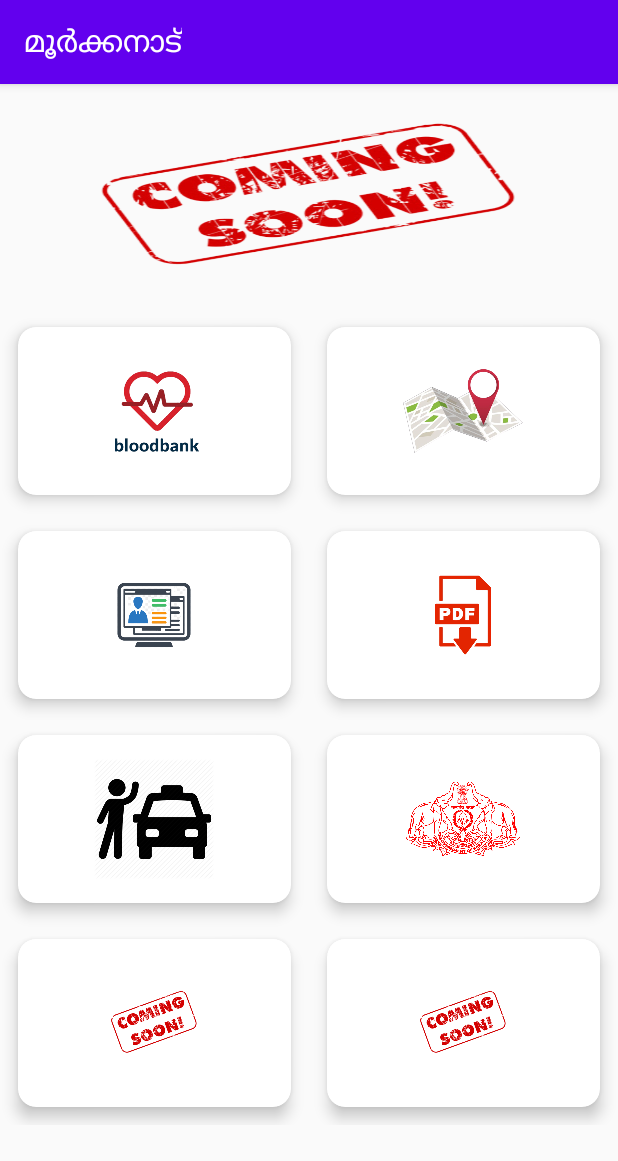
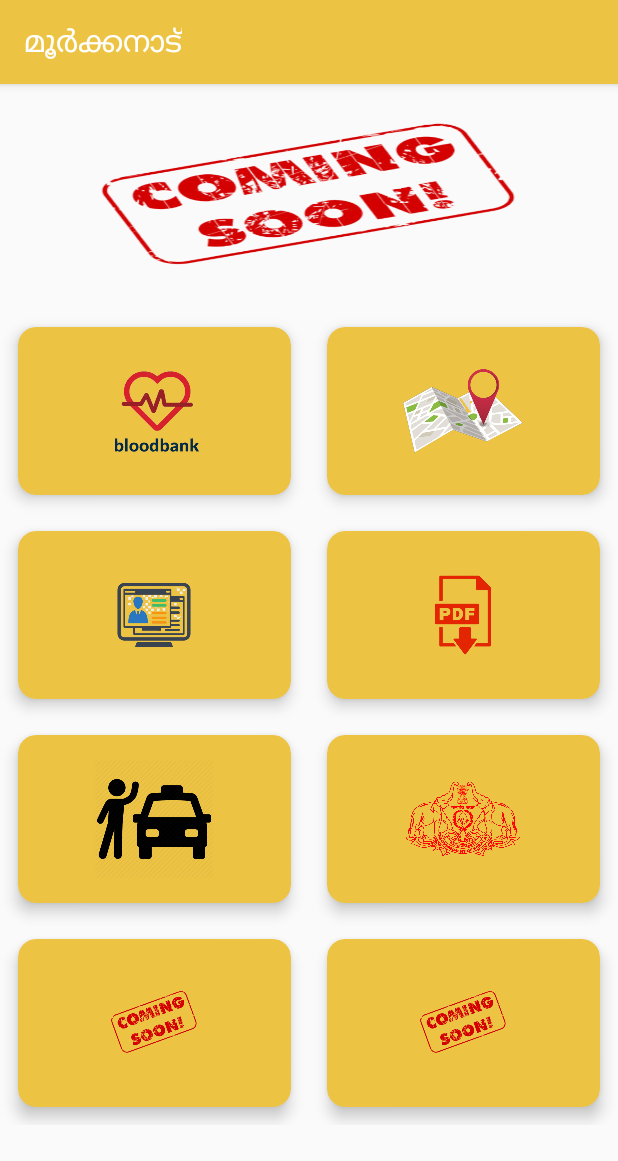
Before and after one commit to shaniOO3/MoorkanadApp, an Android app: the screen it shows after launch (MainActivity), on a phone screen of 412 x 824 dp. Shown: the top 1161 px of the screen. Run offline under Robolectric (Android 15) with nearby library versions, the phone set to English and light mode, and no system bars.

Commit message:
modified by a great hacker and developer SoLo_003

```diff
--- a/app/src/main/java/com/mjpcproject/moorkanadapp/MainActivity.java
+++ b/app/src/main/java/com/mjpcproject/moorkanadapp/MainActivity.java
@@ -45,8 +45,8 @@ public class MainActivity extends AppCompatActivity {
         v_flipper.setFlipInterval(4000);
         v_flipper.setAutoStart(true);
 
-        v_flipper.setInAnimation(this,android.R.anim.fade_in);
-        v_flipper.setOutAnimation(this,android.R.anim.fade_out);
+        v_flipper.setInAnimation(this,android.R.anim.slide_in_left);
+        v_flipper.setOutAnimation(this,android.R.anim.slide_out_right);
     }
 
 }
--- a/app/src/main/res/layout/activity_main.xml
+++ b/app/src/main/res/layout/activity_main.xml
@@ -31,6 +31,7 @@
             <androidx.cardview.widget.CardView
                 android:layout_width="wrap_content"
                 android:layout_height="wrap_content"
+                app:cardBackgroundColor="#EDC343"
                 android:layout_columnWeight="1"
                 android:layout_rowWeight="1"
                 app:cardElevation="6dp"
@@ -57,6 +58,7 @@
                 android:id="@+id/map_view"
                 android:layout_width="wrap_content"
                 android:layout_height="wrap_content"
+                app:cardBackgroundColor="#EDC343"
                 android:layout_rowWeight="1"
                 android:layout_columnWeight="1"
                 android:layout_margin="12dp"
@@ -82,6 +84,7 @@
             <androidx.cardview.widget.CardView
                 android:layout_width="wrap_content"
                 android:layout_height="wrap_content"
+                app:cardBackgroundColor="#EDC343"
                 android:layout_columnWeight="1"
                 android:layout_rowWeight="1"
                 app:cardElevation="6dp"
@@ -107,6 +110,7 @@
             <androidx.cardview.widget.CardView
                 android:layout_width="wrap_content"
                 android:layout_height="wrap_content"
+                app:cardBackgroundColor="#EDC343"
                 android:layout_columnWeight="1"
                 android:layout_rowWeight="1"
                 app:cardElevation="6dp"
@@ -132,6 +136,7 @@
             <androidx.cardview.widget.CardView
                 android:layout_width="wrap_content"
                 android:layout_height="wrap_content"
+                app:cardBackgroundColor="#EDC343"
                 android:layout_columnWeight="1"
                 android:layout_rowWeight="1"
                 app:cardElevation="6dp"
@@ -157,6 +162,7 @@
             <androidx.cardview.widget.CardView
                 android:layout_width="wrap_content"
                 android:layout_height="wrap_content"
+                app:cardBackgroundColor="#EDC343"
                 android:layout_columnWeight="1"
                 android:layout_rowWeight="1"
                 app:cardElevation="6dp"
@@ -182,6 +188,7 @@
             <androidx.cardview.widget.CardView
                 android:layout_width="wrap_content"
                 android:layout_height="wrap_content"
+                app:cardBackgroundColor="#EDC343"
                 android:layout_columnWeight="1"
                 android:layout_rowWeight="1"
                 app:cardElevation="6dp"
@@ -207,6 +214,7 @@
             <androidx.cardview.widget.CardView
                 android:layout_width="wrap_content"
                 android:layout_height="wrap_content"
+                app:cardBackgroundColor="#EDC343"
                 android:layout_columnWeight="1"
                 android:layout_rowWeight="1"
                 app:cardElevation="6dp"
--- a/app/src/main/res/values/colors.xml
+++ b/app/src/main/res/values/colors.xml
@@ -1,6 +1,6 @@
 <?xml version="1.0" encoding="utf-8"?>
 <resources>
-    <color name="colorPrimary">#6200EE</color>
-    <color name="colorPrimaryDark">#3700B3</color>
-    <color name="colorAccent">#03DAC5</color>
+    <color name="colorPrimary">#EDC343</color>
+    <color name="colorPrimaryDark">#EDC343</color>
+    <color name="colorAccent">#EDC343</color>
 </resources>
```
